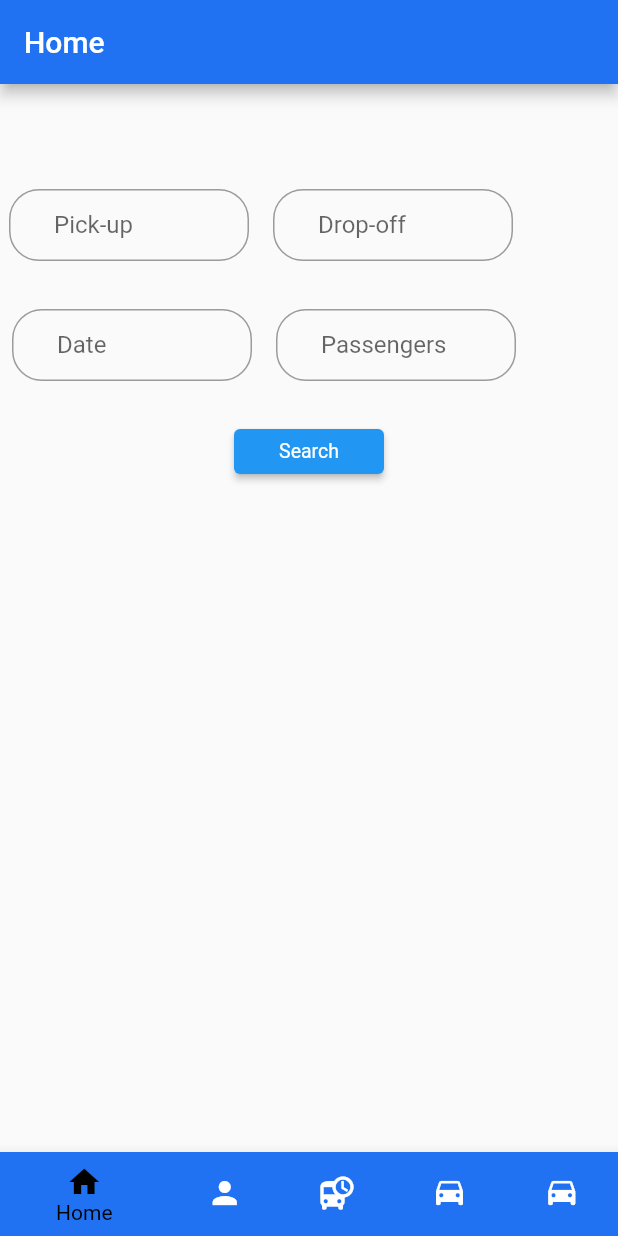
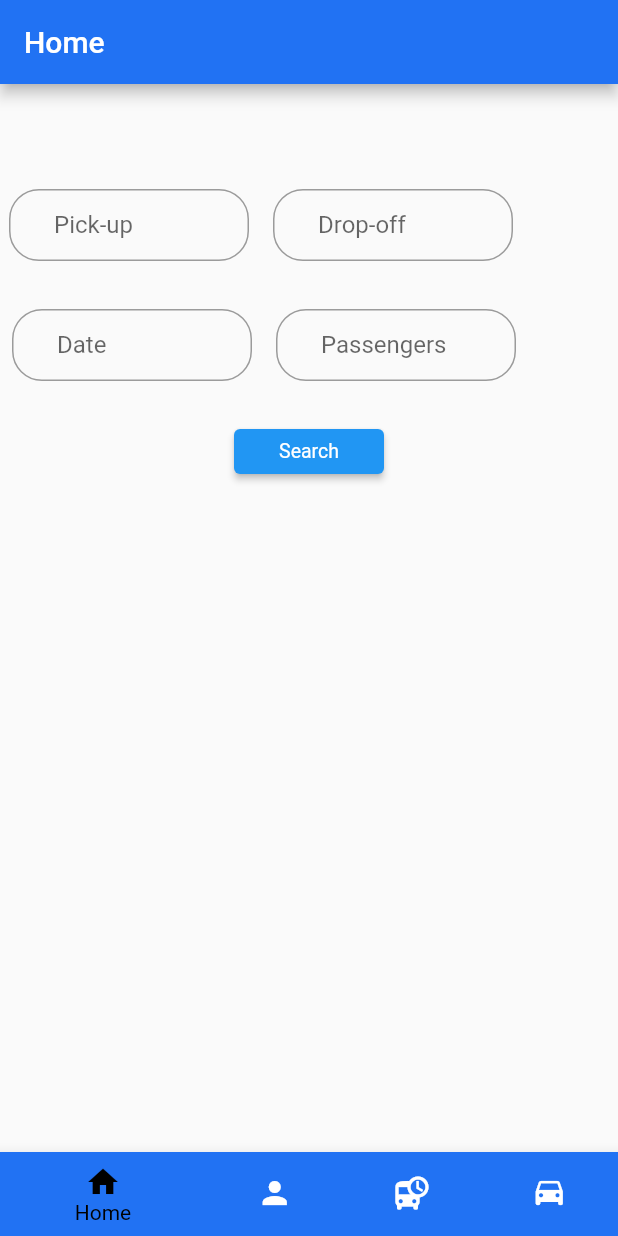
Before and after one commit to 12mohaned/fe_tare2k, a Flutter app: the HomeWidget screen opened directly, on a phone screen of 412 x 824 dp. Run offline on Flutter 3.47's test engine with Material 2 defaults, Android fonts, the light colour scheme and no system bars.

Commit message:
Link Request Ride with find ride

```diff
--- a/lib/views/core_views/Home_Widget.dart
+++ b/lib/views/core_views/Home_Widget.dart
@@ -37,8 +37,7 @@ class _MyHomeWidgettState extends State<HomeWidget> {
     MyRidePage(title: "Home"),
     ProfilePage(title: "Profile"),
     FindRide(title: "find a ride"),
-    AddRide(title: "Publish a ride"),
-    RequestRidePage(title: "Request a ride")
+    AddRide(title: "Publish a ride")
   ];
 
   void _onItemTapped(int index) {
@@ -75,11 +74,6 @@ class _MyHomeWidgettState extends State<HomeWidget> {
             label: 'Publish a ride',
             backgroundColor: Color.fromRGBO(33, 114, 243, 1),
           ),
-          BottomNavigationBarItem(
-            icon: Icon(Icons.drive_eta),
-            label: 'Request Ride',
-            backgroundColor: Color.fromRGBO(33, 114, 243, 1),
-          )
         ],
         currentIndex: _selectedIndex,
         selectedItemColor: Colors.black,
--- a/lib/views/core_views/RequestRide_Widget.dart
+++ b/lib/views/core_views/RequestRide_Widget.dart
@@ -50,6 +50,8 @@ class DriverInformation extends StatelessWidget {
                   Icon(Icons.arrow_right_alt_sharp),
                   SizedBox(width: 10),
                   Text('Destination'),
+                  SizedBox(width: 10),
+                  Text('2:30'),
                   TextButton(
                     child: Text('Select'),
                     onPressed: () {},
```
Also changed, not shown: lib/views/core_views/find-ride_Widget.dart (+9 -1 lines).
